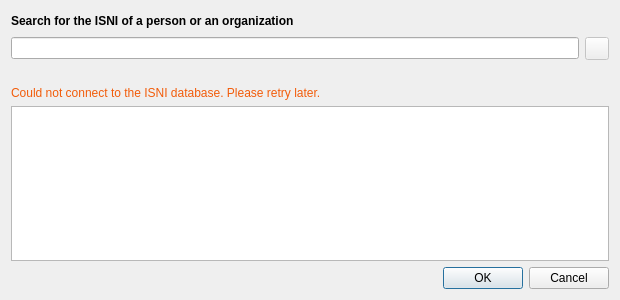
Old version of the form resources/ui/isni_dialog.ui in the repository Iconoclasteinc/tgit.
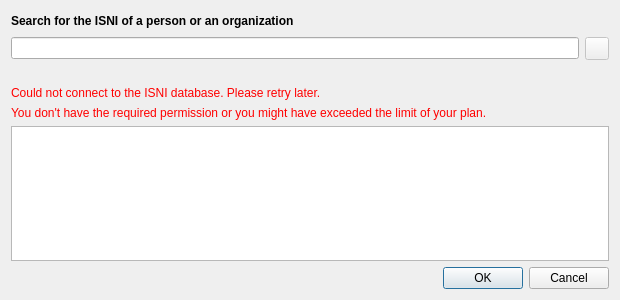
New version of the form. Icons and pictures are not drawn. Custom widgets are drawn as their Qt base class.

Commit message: Differentiate between a connection error and a permission denied when looking up an isni.

```diff
--- a/resources/ui/isni_dialog.ui
+++ b/resources/ui/isni_dialog.ui
@@ -39,15 +39,16 @@
     max-width: 680px;
 }
 
-#_connection_error_message {
-    color: #F25C0A;
+#_connection_error_message,
+#_permission_denied_message {
+    color: red;
 }
 </string>
   </property>
   <property name="modal">
    <bool>true</bool>
   </property>
-  <layout class="QVBoxLayout" name="verticalLayout" stretch="0,0,0,0,1,0">
+  <layout class="QVBoxLayout" name="verticalLayout" stretch="0,0,0,0,0,1,0">
    <item>
     <layout class="QHBoxLayout" name="_title_container">
      <item>
@@ -135,6 +136,13 @@
      </property>
     </widget>
    </item>
+   <item>
+    <widget class="QLabel" name="_permission_denied_message">
+     <property name="text">
+      <string>You don't have the required permission or you might have exceeded the limit of your plan.</string>
+     </property>
+    </widget>
+   </item>
    <item>
     <widget class="QListWidget" name="_result_container">
      <property name="styleSheet">
```
The commit also changes 9 other files.
